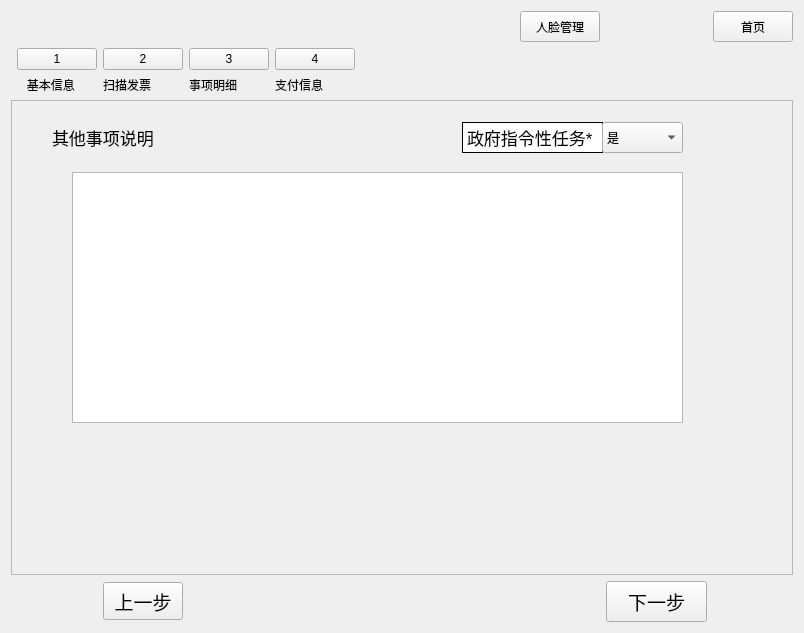
The window that mainwindow.ui (betamake/intelligence) describes before a commit, drawn with Qt 5.
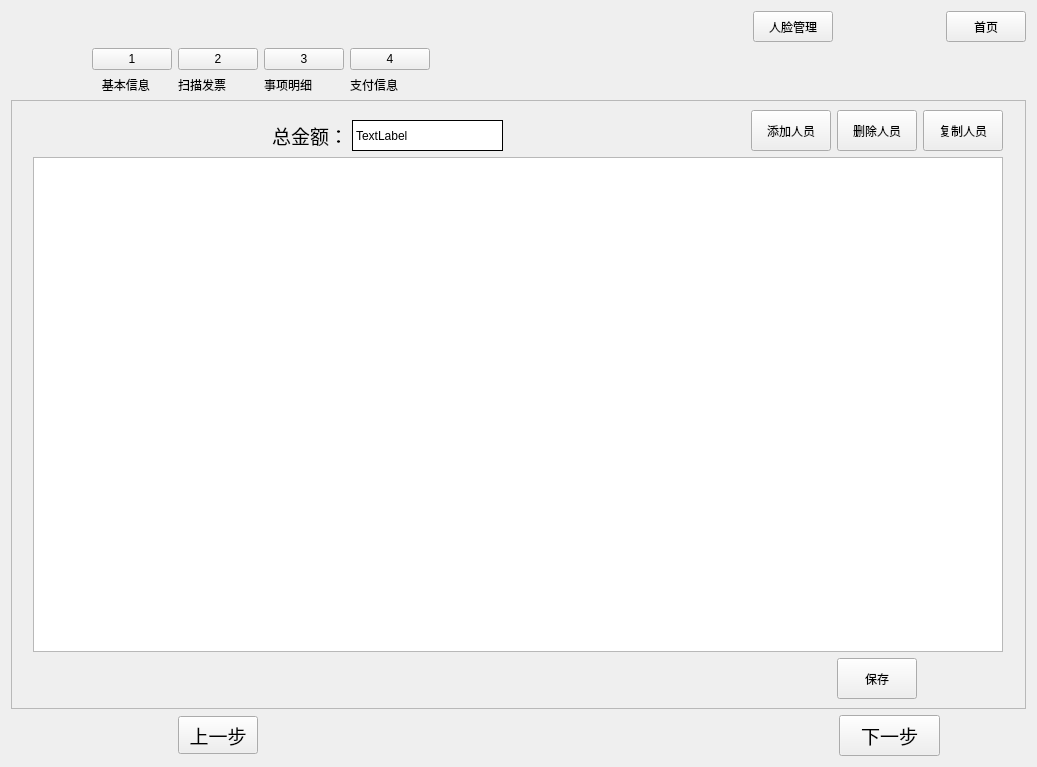
The same window after the commit. The open tabs and pages were chosen to show the change.

Commit message: 将人员添加放在主窗口中

```diff
--- a/mainwindow.ui
+++ b/mainwindow.ui
@@ -6,8 +6,8 @@
    <rect>
     <x>0</x>
     <y>0</y>
-    <width>804</width>
-    <height>633</height>
+    <width>1037</width>
+    <height>767</height>
    </rect>
   </property>
   <property name="sizePolicy">
@@ -2080,132 +2080,7 @@
      </widget>
      <widget class="QWidget" name="costItem">
       <layout class="QGridLayout" name="gridLayout">
-       <item row="0" column="1">
-        <spacer name="verticalSpacer_5">
-         <property name="orientation">
-          <enum>Qt::Vertical</enum>
-         </property>
-         <property name="sizeHint" stdset="0">
-          <size>
-           <width>20</width>
-           <height>1</height>
-          </size>
-         </property>
-        </spacer>
-       </item>
-       <item row="1" column="0">
-        <spacer name="horizontalSpacer_4">
-         <property name="orientation">
-          <enum>Qt::Horizontal</enum>
-         </property>
-         <property name="sizeHint" stdset="0">
-          <size>
-           <width>23</width>
-           <height>20</height>
-          </size>
-         </property>
-        </spacer>
-       </item>
-       <item row="1" column="1">
-        <widget class="QWidget" name="widget" native="true">
-         <property name="minimumSize">
-          <size>
-           <width>701</width>
-           <height>431</height>
-          </size>
-         </property>
-         <property name="maximumSize">
-          <size>
-           <width>701</width>
-           <height>431</height>
-          </size>
-         </property>
-         <property name="styleSheet">
-          <string notr="true"/>
-         </property>
-         <widget class="QPushButton" name="copyDetailBtn">
-          <property name="geometry">
-           <rect>
-            <x>500</x>
-            <y>0</y>
-            <width>81</width>
-            <height>31</height>
-           </rect>
-          </property>
-          <property name="text">
-           <string>复制</string>
-          </property>
-         </widget>
-         <widget class="QPushButton" name="deleteDetailBtn">
-          <property name="geometry">
-           <rect>
-            <x>590</x>
-            <y>0</y>
-            <width>81</width>
-            <height>31</height>
-           </rect>
-          </property>
-          <property name="text">
-           <string>删除</string>
-          </property>
-         </widget>
-         <widget class="QPushButton" name="addDetailBtn">
-          <property name="geometry">
-           <rect>
-            <x>410</x>
-            <y>0</y>
-            <width>81</width>
-            <height>31</height>
-           </rect>
-          </property>
-          <property name="text">
-           <string>增加</string>
-          </property>
-         </widget>
-         <widget class="QLabel" name="costItemdetailLabel">
-          <property name="geometry">
-           <rect>
-            <x>0</x>
-            <y>0</y>
-            <width>101</width>
-            <height>31</height>
-           </rect>
-          </property>
-          <property name="font">
-           <font>
-            <pointsize>13</pointsize>
-           </font>
-          </property>
-          <property name="text">
-           <string>费用报销明细</string>
-          </property>
-         </widget>
-         <widget class="QListWidget" name="feeDetailList">
-          <property name="geometry">
-           <rect>
-            <x>0</x>
-            <y>30</y>
-            <width>701</width>
-            <height>371</height>
-           </rect>
-          </property>
-         </widget>
-         <widget class="QPushButton" name="saveDetailBtn">
-          <property name="geometry">
-           <rect>
-            <x>600</x>
-            <y>400</y>
-            <width>98</width>
-            <height>31</height>
-           </rect>
-          </property>
-          <property name="text">
-           <string>保存并下一步</string>
-          </property>
-         </widget>
-        </widget>
-       </item>
-       <item row="1" column="2">
+       <item row="0" column="6">
         <spacer name="horizontalSpacer_5">
          <property name="orientation">
           <enum>Qt::Horizontal</enum>
@@ -2314,150 +2189,225 @@
      </widget>
      <widget class="QWidget" name="otherItem">
       <layout class="QGridLayout" name="gridLayout_2">
-       <item row="0" column="1">
-        <spacer name="verticalSpacer_7">
-         <property name="orientation">
-          <enum>Qt::Vertical</enum>
-         </property>
-         <property name="sizeHint" stdset="0">
-          <size>
-           <width>20</width>
-           <height>1</height>
-          </size>
-         </property>
-        </spacer>
-       </item>
-       <item row="1" column="0">
+       <item row="2" column="1">
         <spacer name="horizontalSpacer_7">
          <property name="orientation">
           <enum>Qt::Horizontal</enum>
          </property>
          <property name="sizeHint" stdset="0">
           <size>
-           <width>23</width>
+           <width>40</width>
            <height>20</height>
           </size>
          </property>
         </spacer>
        </item>
-       <item row="1" column="1">
-        <widget class="QWidget" name="widget_2" native="true">
+       <item row="2" column="2">
+        <spacer name="horizontalSpacer_23">
+         <property name="orientation">
+          <enum>Qt::Horizontal</enum>
+         </property>
+         <property name="sizeHint" stdset="0">
+          <size>
+           <width>40</width>
+           <height>20</height>
+          </size>
+         </property>
+        </spacer>
+       </item>
+       <item row="0" column="4">
+        <widget class="QPushButton" name="addPerBtn">
          <property name="minimumSize">
           <size>
-           <width>701</width>
-           <height>431</height>
+           <width>0</width>
+           <height>41</height>
           </size>
          </property>
          <property name="maximumSize">
           <size>
-           <width>701</width>
-           <height>431</height>
+           <width>16777215</width>
+           <height>41</height>
           </size>
          </property>
-         <property name="styleSheet">
-          <string notr="true"/>
+         <property name="text">
+          <string>添加人员</string>
          </property>
-         <widget class="QLabel" name="costItemdetailLabel_2">
-          <property name="geometry">
-           <rect>
-            <x>0</x>
-            <y>0</y>
-            <width>101</width>
-            <height>31</height>
-           </rect>
-          </property>
-          <property name="font">
-           <font>
-            <pointsize>13</pointsize>
-           </font>
-          </property>
-          <property name="text">
-           <string>其他事项说明</string>
-          </property>
-         </widget>
+        </widget>
+       </item>
+       <item row="2" column="5">
+        <widget class="QPushButton" name="savePerBtn">
+         <property name="minimumSize">
+          <size>
+           <width>0</width>
+           <height>41</height>
+          </size>
+         </property>
+         <property name="maximumSize">
+          <size>
+           <width>16777215</width>
+           <height>41</height>
+          </size>
+         </property>
+         <property name="text">
+          <string>保存</string>
+         </property>
+        </widget>
+       </item>
+       <item row="0" column="5">
+        <widget class="QPushButton" name="delPerBtn">
+         <property name="minimumSize">
+          <size>
+           <width>0</width>
+           <height>41</height>
+          </size>
+         </property>
+         <property name="maximumSize">
+          <size>
+           <width>16777215</width>
+           <height>41</height>
+          </size>
+         </property>
+         <property name="text">
+          <string>删除人员</string>
+         </property>
+        </widget>
+       </item>
+       <item row="2" column="3">
+        <spacer name="horizontalSpacer_27">
+         <property name="orientation">
+          <enum>Qt::Horizontal</enum>
+         </property>
+         <property name="sizeHint" stdset="0">
+          <size>
+           <width>40</width>
+           <height>20</height>
+          </size>
+         </property>
+        </spacer>
+       </item>
+       <item row="0" column="6">
+        <widget class="QPushButton" name="copyPerBtn">
+         <property name="minimumSize">
+          <size>
+           <width>0</width>
+           <height>41</height>
+          </size>
+         </property>
+         <property name="maximumSize">
+          <size>
+           <width>16777215</width>
+           <height>41</height>
+          </size>
+         </property>
+         <property name="text">
+          <string>复制人员</string>
+         </property>
+        </widget>
+       </item>
+       <item row="0" column="3">
+        <spacer name="horizontalSpacer_26">
+         <property name="orientation">
+          <enum>Qt::Horizontal</enum>
+         </property>
+         <property name="sizeHint" stdset="0">
+          <size>
+           <width>40</width>
+           <height>20</height>
+          </size>
+         </property>
+        </spacer>
+       </item>
+       <item row="1" column="1" colspan="6">
+        <widget class="QListWidget" name="personnelList">
+         <property name="minimumSize">
+          <size>
+           <width>970</width>
+           <height>0</height>
+          </size>
+         </property>
+        </widget>
+       </item>
+       <item row="1" column="0">
+        <spacer name="horizontalSpacer_17">
+         <property name="orientation">
+          <enum>Qt::Horizontal</enum>
+         </property>
+         <property name="sizeHint" stdset="0">
+          <size>
+           <width>40</width>
+           <height>20</height>
+          </size>
+         </property>
+        </spacer>
+       </item>
+       <item row="1" column="7">
+        <spacer name="horizontalSpacer_21">
+         <property name="orientation">
+          <enum>Qt::Horizontal</enum>
+         </property>
+         <property name="sizeHint" stdset="0">
+          <size>
+           <width>40</width>
+           <height>20</height>
+          </size>
+         </property>
+        </spacer>
+       </item>
+       <item row="0" column="1">
+        <spacer name="horizontalSpacer_22">
+         <property name="orientation">
+          <enum>Qt::Horizontal</enum>
+         </property>
+         <property name="sizeHint" stdset="0">
+          <size>
+           <width>40</width>
+           <height>20</height>
+          </size>
+         </property>
+        </spacer>
+       </item>
+       <item row="0" column="2">
+        <widget class="QWidget" name="widget" native="true">
          <widget class="QLabel" name="label">
           <property name="geometry">
            <rect>
-            <x>410</x>
-            <y>0</y>
-            <width>141</width>
+            <x>0</x>
+            <y>10</y>
+            <width>71</width>
             <height>31</height>
            </rect>
           </property>
           <property name="font">
            <font>
-            <pointsize>13</pointsize>
+            <pointsize>14</pointsize>
            </font>
+          </property>
+          <property name="text">
+           <string>总金额：</string>
+          </property>
+         </widget>
+         <widget class="QLabel" name="totalAccount">
+          <property name="geometry">
+           <rect>
+            <x>80</x>
+            <y>10</y>
+            <width>151</width>
+            <height>31</height>
+           </rect>
           </property>
           <property name="styleSheet">
            <string notr="true">background-color: rgb(255, 255, 255);
-border-color: rgb(46, 52, 54);</string>
+border-color: rgb(211, 215, 207);</string>
           </property>
           <property name="frameShape">
            <enum>QFrame::Box</enum>
           </property>
           <property name="text">
-           <string>政府指令性任务*</string>
-          </property>
-         </widget>
-         <widget class="QComboBox" name="comboBox">
-          <property name="geometry">
-           <rect>
-            <x>550</x>
-            <y>0</y>
-            <width>81</width>
-            <height>31</height>
-           </rect>
-          </property>
-          <item>
-           <property name="text">
-            <string>是</string>
-           </property>
-          </item>
-          <item>
-           <property name="text">
-            <string>否</string>
-           </property>
-          </item>
-         </widget>
-         <widget class="QTextEdit" name="textEdit">
-          <property name="geometry">
-           <rect>
-            <x>20</x>
-            <y>50</y>
-            <width>611</width>
-            <height>251</height>
-           </rect>
+           <string>TextLabel</string>
           </property>
          </widget>
         </widget>
        </item>
-       <item row="1" column="2">
-        <spacer name="horizontalSpacer_17">
-         <property name="orientation">
-          <enum>Qt::Horizontal</enum>
-         </property>
-         <property name="sizeHint" stdset="0">
-          <size>
-           <width>23</width>
-           <height>20</height>
-          </size>
-         </property>
-        </spacer>
-       </item>
-       <item row="2" column="1">
-        <spacer name="verticalSpacer_8">
-         <property name="orientation">
-          <enum>Qt::Vertical</enum>
-         </property>
-         <property name="sizeHint" stdset="0">
-          <size>
-           <width>20</width>
-           <height>1</height>
-          </size>
-         </property>
-        </spacer>
-       </item>
       </layout>
      </widget>
      <widget class="QWidget" name="finish">
```
Left out of the diff: 476 changed lines with no effect on the pictures. The commit also changes 7 other files.
